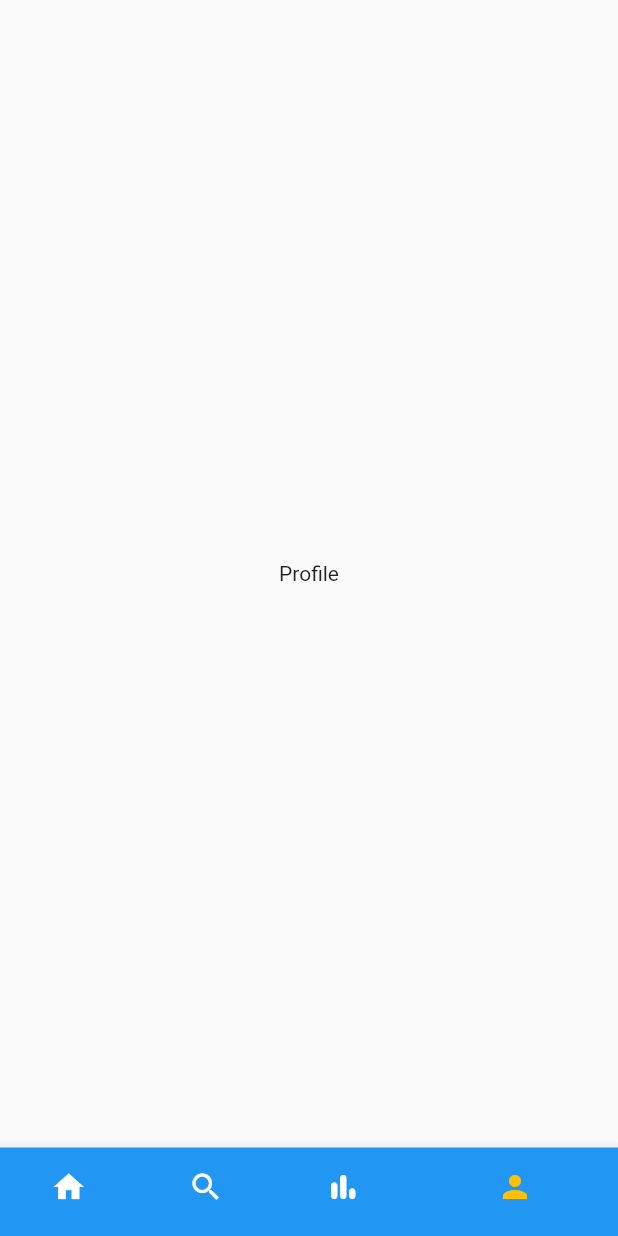
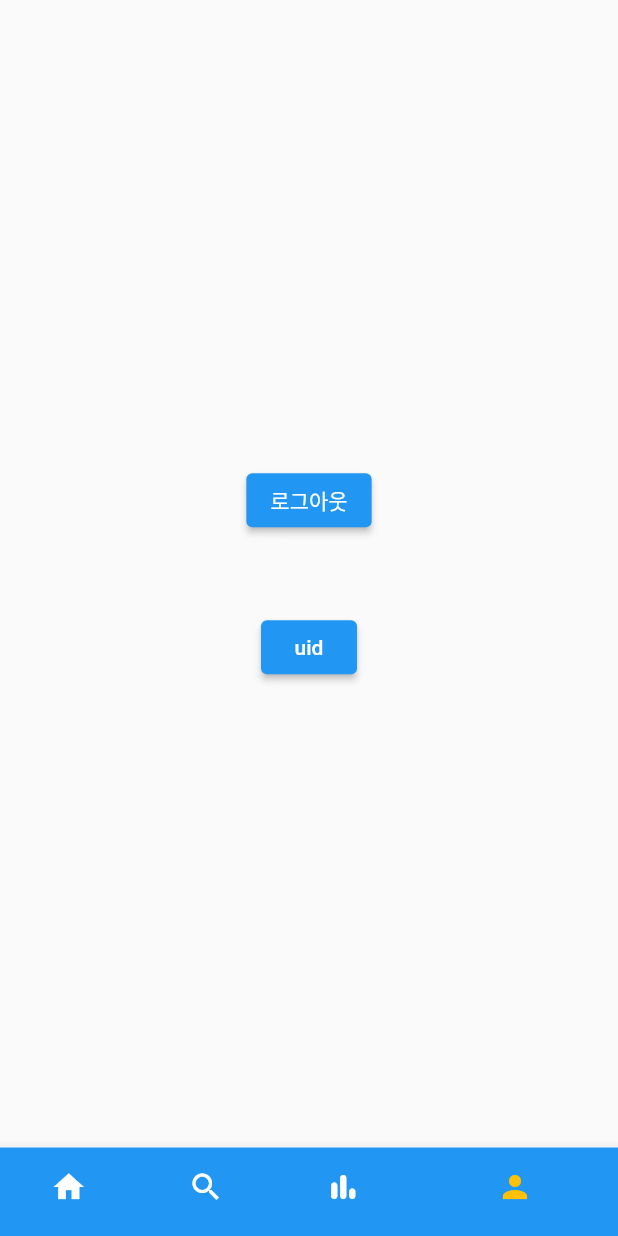
Before and after one commit to a00896/calendar_flutter, a Flutter app: the screen it shows once a user with an empty profile is signed in, item 4 of the bottom bar chosen, on a phone screen of 412 x 824 dp. Run offline on Flutter 3.47's test engine with Material 2 defaults, Android fonts, the phone set to English and light mode, and no system bars; our stand-ins replace cloud_firestore, firebase_auth, firebase_core, fluttertoast, font_awesome_flutter, table_calendar; accounts and stored records are empty.

Commit message:
회원가입, 로그아웃
회원가입시 firestore 추가,
로그아웃시 시작화면 이동 추가

```diff
--- /dev/null
+++ b/lib/features/users/repos/user_repo.dart
@@ -0,0 +1,10 @@
+import 'package:calendar2/model/user_profile_model.dart';
+import 'package:cloud_firestore/cloud_firestore.dart';
+
+class UserRepository {
+  final FirebaseFirestore _db = FirebaseFirestore.instance;
+
+  Future<void> createProfile(UserProfileModel profile) async {
+    await _db.collection("users").doc(profile.uid).set(profile.toJson());
+  }
+}
--- a/lib/main.dart
+++ b/lib/main.dart
@@ -7,6 +7,7 @@ import 'package:firebase_core/firebase_core.dart';
 import 'package:flutter/material.dart';
 
 import 'package:calendar2/constants/sizes.dart';
+import 'package:flutter_localizations/flutter_localizations.dart';
 
 void main() async {
   WidgetsFlutterBinding.ensureInitialized();
@@ -25,14 +26,6 @@ class MainApp extends StatefulWidget {
 }
 
 class _MainAppState extends State<MainApp> {
-  DateTime today = DateTime.now();
-
-  void _onDaySelected(DateTime day, DateTime focusedDay) {
-    setState(() {
-      today = day;
-    });
-  }
-
   @override
   Widget build(BuildContext context) {
     return MaterialApp(
@@ -71,6 +64,15 @@ class _MainAppState extends State<MainApp> {
           color: Color(0xFFFFF092),
         ),
       ),
+      localizationsDelegates: const [
+        GlobalMaterialLocalizations.delegate,
+        GlobalWidgetsLocalizations.delegate,
+        GlobalCupertinoLocalizations.delegate,
+      ],
+      supportedLocales: const [
+        Locale('ko', 'KR'),
+        Locale('en'),
+      ],
       // home: const BottomNavigationBarWidgets(),
       home: StreamBuilder(
         stream: FirebaseAuth.instance.authStateChanges(),
--- a/lib/screens/home_screen.dart
+++ b/lib/screens/home_screen.dart
@@ -1,6 +1,5 @@
 import 'package:flutter/material.dart';
 import 'package:table_calendar/table_calendar.dart';
-import 'package:flutter_localizations/flutter_localizations.dart';
 
 class HomeScreen extends StatefulWidget {
   const HomeScreen({super.key});
@@ -21,15 +20,6 @@ class _HomeScreenState extends State<HomeScreen> {
   @override
   Widget build(BuildContext context) {
     return MaterialApp(
-      localizationsDelegates: const [
-        GlobalMaterialLocalizations.delegate,
-        GlobalWidgetsLocalizations.delegate,
-        GlobalCupertinoLocalizations.delegate,
-      ],
-      supportedLocales: const [
-        Locale('ko', 'KR'),
-        Locale('en'),
-      ],
       home: Scaffold(
         body: content(),
       ),
--- a/lib/screens/profile_screen.dart
+++ b/lib/screens/profile_screen.dart
@@ -1,3 +1,6 @@
+import 'package:calendar2/widgets/profile.dart';
+import 'package:calendar2/widgets/start.dart';
+import 'package:firebase_auth/firebase_auth.dart';
 import 'package:flutter/material.dart';
 
 class ProfileScreen extends StatelessWidget {
@@ -5,12 +8,14 @@ class ProfileScreen extends StatelessWidget {
 
   @override
   Widget build(BuildContext context) {
-    return const MaterialApp(
-      home: Scaffold(
-        body: Center(
-          child: Text('Profile'),
-        ),
-      ),
-    );
+    return StreamBuilder(
+        stream: FirebaseAuth.instance.authStateChanges(),
+        builder: ((context, snapshot) {
+          if (snapshot.hasData) {
+            return const Profile();
+          } else {
+            return const Start();
+          }
+        }));
   }
 }
--- a/lib/widgets/bottonNavigationBar.dart
+++ b/lib/widgets/bottonNavigationBar.dart
@@ -1,8 +1,11 @@
-import 'package:calendar2/screens/achievement_screen.dart';
-// import 'package:calendar2/screen/event_calendar_screen.dart';
+import 'package:calendar2/screens/event_calendar.dart';
+import 'package:calendar2/screens/event_calendar_screen.dart';
+// import 'package:calendar2/screens/search_screen.dart';
 import 'package:calendar2/screens/home_screen.dart';
 import 'package:calendar2/screens/profile_screen.dart';
-import 'package:calendar2/screens/search_screen.dart';
+import 'package:calendar2/widgets/start.dart';
+import 'package:firebase_auth/firebase_auth.dart';
+
 import 'package:flutter/material.dart';
 
 class BottomNavigationBarWidgets extends StatefulWidget {
@@ -18,9 +21,10 @@ class _BottomNavigationBarWidgetsState
   int _selectedIndex = 0;
   static final List<Widget> _widgetOptions = <Widget>[
     const HomeScreen(),
-    // const EventCalendarScreen(),
-    const SearchScreen(),
-    const achievementScreen(),
+    const EventCalendarScreen(),
+    // const SearchScreen(),
+    const EventCalendar(),
+    // const achievementScreen(),
     const ProfileScreen()
   ];
   void _onItemTapped(int index) {
@@ -30,9 +34,21 @@ class _BottomNavigationBarWidgetsState
   }
 
   @override
+  void initState() {
+    super.initState();
+    FirebaseAuth.instance.authStateChanges().listen((User? user) {
+      if (user == null) {}
+    });
+  }
+
+  @override
   Widget build(BuildContext context) {
     return MaterialApp(
-      home: Scaffold(
+      home: StreamBuilder(
+        stream: FirebaseAuth.instance.authStateChanges(),
+        builder: (context, snapshot) {
+          if (snapshot.hasData) {
+            return Scaffold(
               //   appBar: AppBar(
               //     title: const Text('BottomNavigationBar Sample'),
               //   ),
@@ -66,6 +82,11 @@ class _BottomNavigationBarWidgetsState
                 selectedItemColor: Colors.amber,
                 onTap: _onItemTapped,
               ),
+            );
+          } else {
+            return const Start();
+          }
+        },
       ),
     );
   }
--- /dev/null
+++ b/lib/widgets/profile.dart
@@ -0,0 +1,44 @@
+import 'package:firebase_auth/firebase_auth.dart';
+import 'package:flutter/material.dart';
+
+class Profile extends StatelessWidget {
+  const Profile({super.key});
+
+  @override
+  Widget build(BuildContext context) {
+    return Scaffold(
+      body: Stack(
+        children: [
+          Center(
+            child: Column(
+              mainAxisAlignment: MainAxisAlignment.center,
+              children: [
+                ElevatedButton(
+                  onPressed: () async {
+                    await FirebaseAuth.instance.signOut();
+                    // Navigator.push(
+                    //   context,
+                    //   MaterialPageRoute(
+                    //     builder: (context) => const Start(),
+                    //   ),
+                    // );
+                  },
+                  child: const Text('로그아웃'),
+                ),
+                const SizedBox(
+                  height: 50,
+                ),
+                ElevatedButton(
+                  onPressed: () {
+                    print(FirebaseAuth.instance.currentUser!.uid);
+                  },
+                  child: const Text('uid'),
+                ),
+              ],
+            ),
+          ),
+        ],
+      ),
+    );
+  }
+}
--- a/pubspec.yaml
+++ b/pubspec.yaml
@@ -19,6 +19,8 @@ dependencies:
   cloud_firestore: ^4.7.0
   firebase_storage: ^11.2.0
   provider: ^6.0.5
+  fluttertoast: ^8.2.1
+  http: ^0.13.6
 
 dev_dependencies:
   flutter_test:
```
Also changed, not shown: lib/features/authentication/nickname_screen.dart (added, +127 -0 lines), lib/features/authentication/sign_up_form_screen.dart (+34 -8 lines), lib/model/calendar_model.dart (added, +9 -0 lines), lib/model/user_profile_model.dart (added, +24 -0 lines), lib/screens/event_calendar.dart (added, +56 -0 lines), lib/screens/event_calendar_screen.dart (+22 -10 lines), lib/screens/start_screen.dart (+2 -56 lines), lib/services/api_service.dart (added, +35 -0 lines), lib/widgets/start.dart (added, +65 -0 lines), pubspec.lock. Lines whose indentation alone changed are shown as unchanged.
